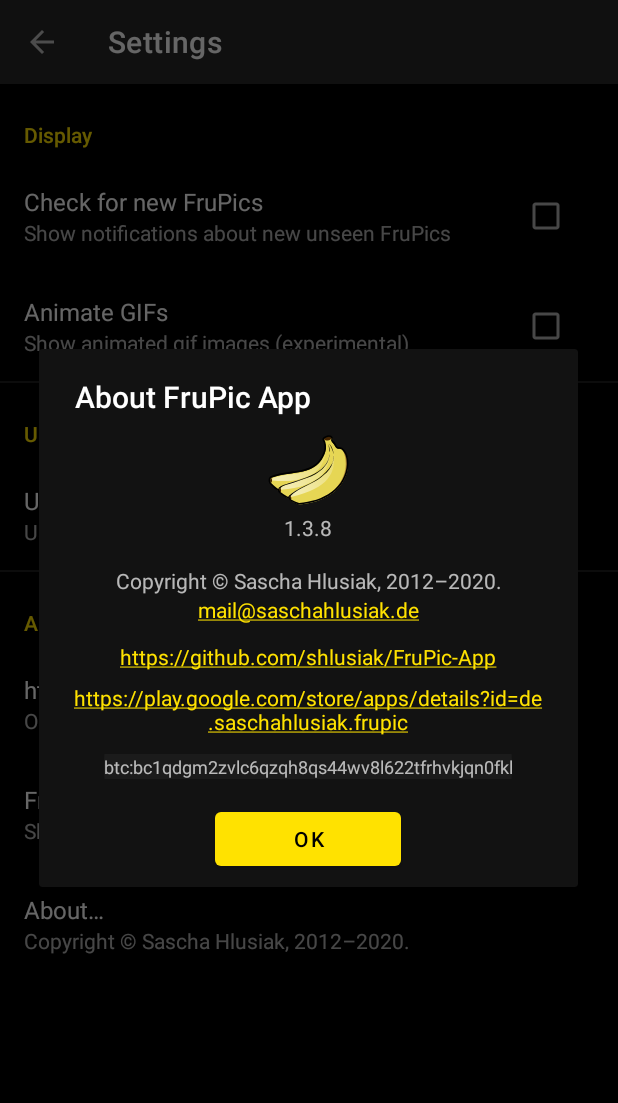
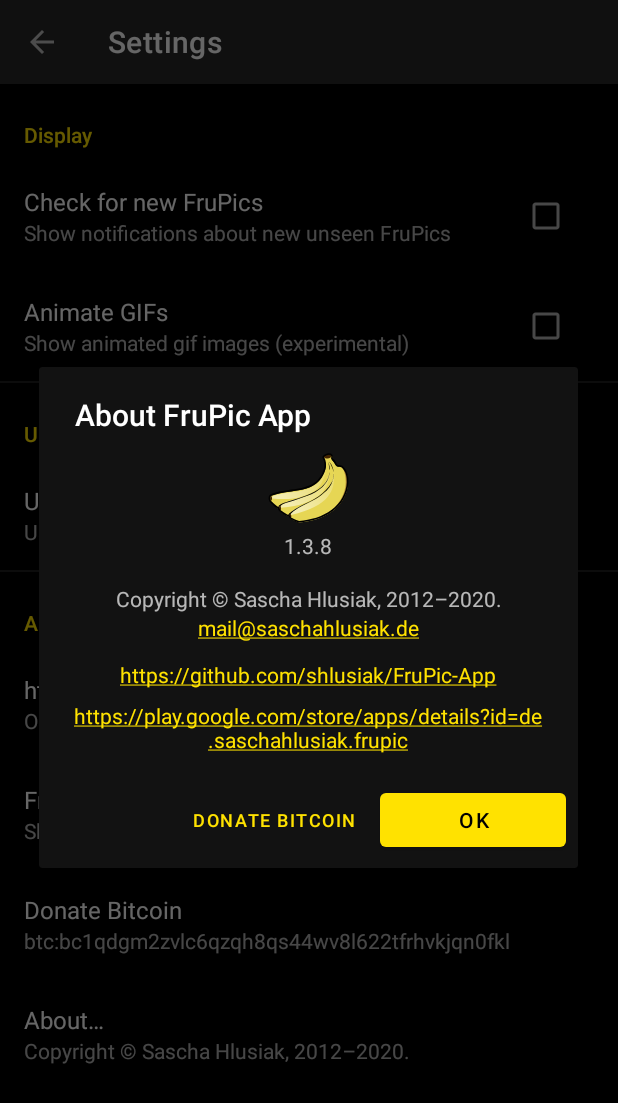
Before and after one commit to shlusiak/FruPic-App, an Android app: the fragment AboutFragment placed in its activity, on a phone screen of 412 x 824 dp. Shown: the top 1103 px of the screen. Run offline under Robolectric (Android 15) with nearby library versions, the phone set to English and light mode, and no system bars; our stand-ins replace Picasso, androidx.preference; pictures from the network do not load; 2 statements that could not run were skipped.

Commit message:
Bump dependencies, change bitcoin donating button

```diff
--- a/app/src/main/java/de/saschahlusiak/frupic/detail/DetailDialog.kt
+++ b/app/src/main/java/de/saschahlusiak/frupic/detail/DetailDialog.kt
@@ -52,7 +52,7 @@
     val items = listOf(
         DetailItem(context.getString(R.string.details_posted_by), frupic.username ?: ""),
         DetailItem(context.getString(R.string.details_tags), frupic.tagsString),
-        DetailItem(context.getString(R.string.details_date), frupic.date ?: ""),
+        DetailItem(context.getString(R.string.details_date), frupic.date),
         DetailItem(context.getString(R.string.details_size), size),
         DetailItem("URL", frupic.fullUrl)
     )
--- a/app/src/main/java/de/saschahlusiak/frupic/grid/GridFragment.kt
+++ b/app/src/main/java/de/saschahlusiak/frupic/grid/GridFragment.kt
@@ -258,7 +258,7 @@
             if (mReady) {
                 gridAdapter.getItem(firstVisibleItem)?.let { first ->
                     // Cut out YYYY-MM-DD
-                    val date = first.date?.substring(0, 10) ?: ""
+                    val date = first.date.substring(0, 10)
                     if (!mShowing && date != mPrevDate && (lastScrollState != RecyclerView.SCROLL_STATE_IDLE)) {
                         mShowing = true
                         mDialogText?.visibility = View.VISIBLE
--- a/app/src/main/java/de/saschahlusiak/frupic/model/Frupic.kt
+++ b/app/src/main/java/de/saschahlusiak/frupic/model/Frupic.kt
@@ -22,7 +22,7 @@
     var flags: Int,
     val fullUrl: String,
     val thumbUrl: String,
-    val date: String?,
+    val date: String,
     val username: String?,
     val tags: List<String>
 ) : Serializable {
@@ -42,7 +42,7 @@
         thumbUrl = cursor.getString(FrupicDB.THUMBURL_ID),
         date = cursor.getString(FrupicDB.DATE_ID),
         username = cursor.getString(FrupicDB.USERNAME_ID),
-        tags = cursor.getString(FrupicDB.TAGS_ID)?.split(", ") ?: emptyList()
+        tags = cursor.getString(FrupicDB.TAGS_ID).split(", ")
     )
 
     fun hasFlag(flag: Int) = (flags and flag) != 0
--- a/app/src/main/java/de/saschahlusiak/frupic/utils/Extensions.kt
+++ b/app/src/main/java/de/saschahlusiak/frupic/utils/Extensions.kt
@@ -11,4 +11,4 @@
 fun <T> JSONArray.toList(): List<T> = toSequence<T>().toList()
 
 fun Cursor.getInt(columnName: String) = getInt(getColumnIndexOrThrow(columnName))
-fun Cursor.getString(columnName: String) = getString(getColumnIndexOrThrow(columnName))
+fun Cursor.getString(columnName: String): String = getString(getColumnIndexOrThrow(columnName))
--- a/app/src/main/res/layout/about_activity.xml
+++ b/app/src/main/res/layout/about_activity.xml
@@ -62,22 +62,28 @@
             android:text="https://play.google.com/store/apps/details?id=de.saschahlusiak.frupic"
             android:textAppearance="?android:attr/textAppearanceSmall" />
 
-        <TextView
+        <LinearLayout
+            android:layout_width="match_parent"
+            android:layout_height="wrap_content"
+            android:layout_marginTop="20dp"
+            android:gravity="right|center_vertical"
+            android:orientation="horizontal">
+
+
+            <Button
                 android:id="@+id/bitcoin_link"
+                style="?borderlessButtonStyle"
                 android:layout_width="wrap_content"
+                android:layout_marginRight="8dp"
                 android:layout_height="wrap_content"
-            android:layout_marginTop="12dp"
-            android:background="?selectableItemBackground"
-            android:text="btc:bc1qdgm2zvlc6qzqh8qs44wv8l622tfrhvkjqn0fkl"
-            android:textIsSelectable="true"
-            android:textSize="12sp" />
+                android:textSize="12sp"
+                android:text="@string/donate_bitcoin" />
 
             <Button
                 android:id="@+id/ok"
                 android:layout_width="124dp"
                 android:layout_height="wrap_content"
-            android:layout_marginTop="16dp"
                 android:text="@android:string/ok" />
-
+        </LinearLayout>
     </LinearLayout>
 </ScrollView>
--- a/app/src/main/res/values/strings.xml
+++ b/app/src/main/res/values/strings.xml
@@ -10,6 +10,7 @@
     <string name="openinbrowser">Open in Browser</string>
     <string name="frupic_in_the_market">FruPic App in Google Play…</string>
     <string name="frupic_in_the_market_long">Show FruPic App in Google Play</string>
+    <string name="donate_bitcoin">Donate Bitcoin</string>
 
     <string name="channel_name_upload">Uplaod</string>
     <string name="channel_name_unseen">New FruPics</string>
--- a/app/src/main/res/xml/preferences.xml
+++ b/app/src/main/res/xml/preferences.xml
@@ -61,6 +61,13 @@
         </PreferenceScreen>
 
         <PreferenceScreen
+            android:key="donate_bitcoin"
+            android:summary="btc:bc1qdgm2zvlc6qzqh8qs44wv8l622tfrhvkjqn0fkl"
+            android:title="@string/donate_bitcoin"
+            app:iconSpaceReserved="false">
+        </PreferenceScreen>
+
+        <PreferenceScreen
             android:key="about"
             android:summary="@string/copyright"
             android:title="@string/about"
```
Also changed, not shown: app/build.gradle (+4 -5 lines), app/src/main/java/de/saschahlusiak/frupic/preferences/FrupicPreferencesFragment.kt (+20 -0 lines), 1 other file. Lines whose indentation alone changed are shown as unchanged.
